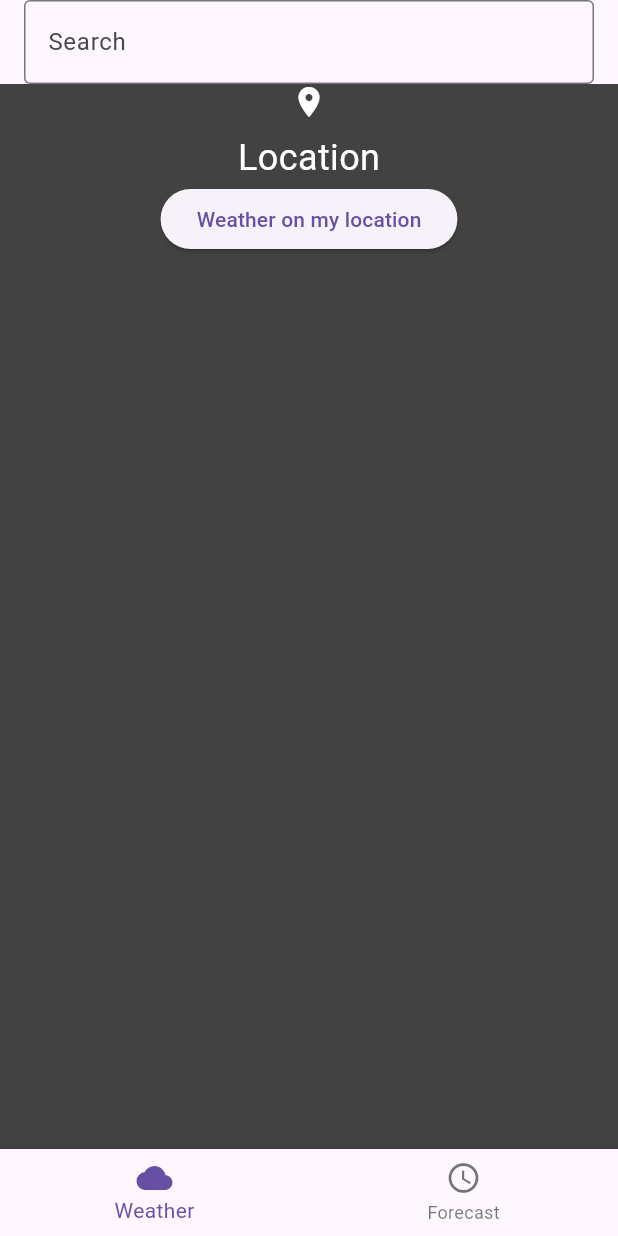
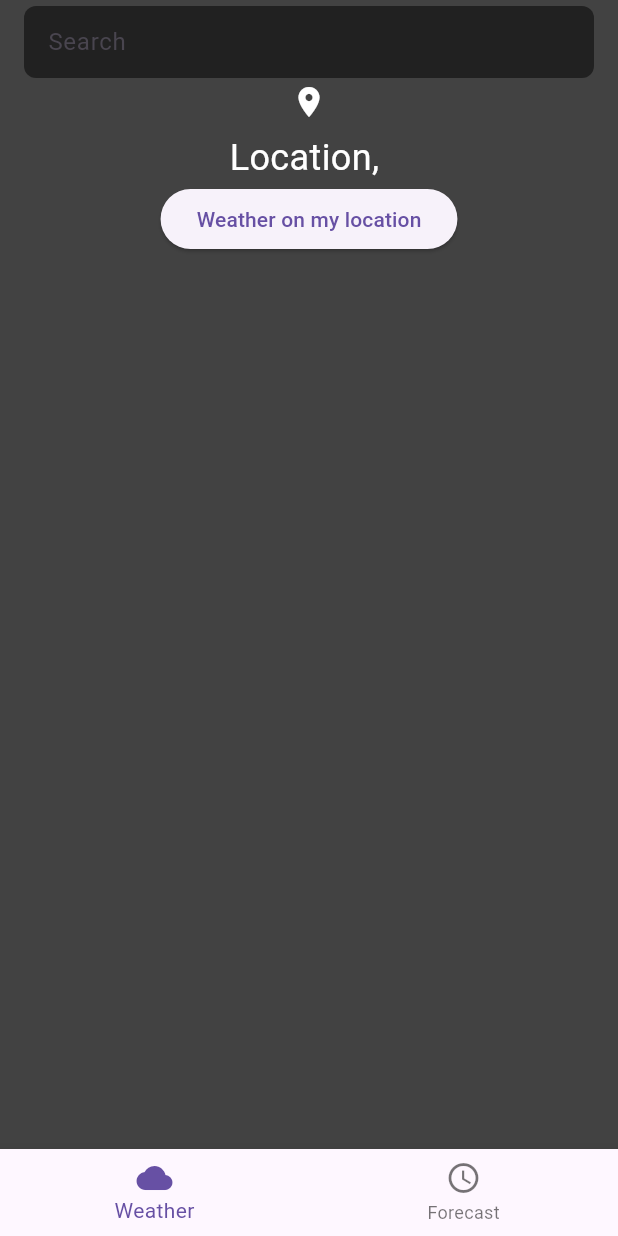
Before and after one commit to alifzidanr/simpleweather, a Flutter app: the screen it shows after launch, item 2 of the bottom bar chosen, on a phone screen of 412 x 824 dp. Run offline on Flutter 3.47's test engine with Material 3 defaults, Android fonts, the phone set to English and light mode, and no system bars; our stand-ins replace geocoding, geolocator, lottie; Roboto replaces fonts that are missing (Helvetica).

Commit message:
third commit

```diff
--- a/lib/forecast/forecast_page.dart
+++ b/lib/forecast/forecast_page.dart
@@ -11,6 +11,7 @@ class ForecastPage extends StatefulWidget {
   @override
   _ForecastPageState createState() => _ForecastPageState();
 }
+
 
 class _ForecastPageState extends State<ForecastPage> {
   final _weatherService = WeatherService('ae10c6c9a4c9bf10931995caa1616edd');
@@ -52,8 +53,18 @@ class _ForecastPageState extends State<ForecastPage> {
   Widget build(BuildContext context) {
     return Scaffold(
       appBar: AppBar(
-        title: Text('5-Day Forecast'),
+  backgroundColor: Colors.grey, // Set background color to grey
+  title: Text(
+    widget.weather?.cityName ?? "Location",
+    style: TextStyle(
+      fontFamily: 'Helvetica',
+      fontSize: 22,
+      fontWeight: FontWeight.bold,
+      color: Colors.white,
     ),
+  ),
+),
+
       body: _forecastByDate == null
           ? Center(child: CircularProgressIndicator())
           : ListView.builder(
@@ -122,12 +133,9 @@ Text(
                                   fontFamily: 'Helvetica', // Set font family to Helvetica
                                 ),
                               ),
-
                             ],
                           ),
                         );
-
-
                       },
                     ),
                     Divider(),
--- a/lib/models/weather_model.dart
+++ b/lib/models/weather_model.dart
@@ -1,5 +1,6 @@
 class Weather {
   final String cityName;
+  final String countryName; // Add country name property
   final double temperature;
   final String mainCondition;
   final DateTime date;
@@ -10,6 +11,7 @@ class Weather {
 
   Weather({
     required this.cityName,
+    required this.countryName, // Add country name parameter
     required this.temperature,
     required this.mainCondition,
     required this.date,
@@ -26,6 +28,7 @@ class Weather {
 
     return Weather(
       cityName: json['name'] ?? '',
+      countryName: json['sys']['country'] ?? '', // Parse country name from JSON
       temperature: mainJson?['temp']?.toDouble() ?? 0.0,
       mainCondition: weatherJson is List && weatherJson.isNotEmpty ? weatherJson[0]['main'] ?? '' : '',
       date: DateTime.parse(json['dt_txt'] ?? '1900-01-01 00:00:00'),
--- a/lib/pages/weather_page.dart
+++ b/lib/pages/weather_page.dart
@@ -172,7 +172,12 @@ _fetchWeatherByCity(String city) async {
       ),
       home: Scaffold(
         appBar: AppBar(
-  title: _currentIndex == 0 ? Autocomplete<String>( // Conditional rendering of Autocomplete widget
+  backgroundColor: Colors.grey[800], // Set background color for the app bar
+  title: _currentIndex == 0
+      ? Row(
+          children: [
+            Expanded(
+              child: Autocomplete<String>(
                 optionsBuilder: (TextEditingValue textEditingValue) {
                   final query = textEditingValue.text;
                   if (query.isEmpty) {
@@ -189,12 +194,18 @@ _fetchWeatherByCity(String city) async {
                     TextEditingController textEditingController,
                     FocusNode focusNode,
                     VoidCallback onFieldSubmitted) {
-      return TextField(
+                  return Container(
+                    padding: EdgeInsets.symmetric(horizontal: 16.0), // Add padding to the text field
+                    decoration: BoxDecoration(
+                      color: Colors.grey[900], // Set background color for the text field
+                      borderRadius: BorderRadius.circular(8.0), // Set border radius for the text field
+                    ),
+                    child: TextField(
                       controller: textEditingController,
                       focusNode: focusNode,
                       decoration: InputDecoration(
                         hintText: 'Search',
-          border: OutlineInputBorder(),
+                        border: InputBorder.none, // Remove border
                         suffixIcon: _isLoading
                             ? CircularProgressIndicator()
                             : null,
@@ -203,10 +214,28 @@ _fetchWeatherByCity(String city) async {
                       onSubmitted: (value) {
                         _fetchWeatherByCity(value);
                       },
+                      style: TextStyle(color: Colors.white), // Set text color for the text field
+                    ),
                   );
                 },
-  ) : null, // Set to null if _currentIndex is not 0
               ),
+            ),
+          ],
+        )
+      : Center(
+    child: Text(
+      'Forecasts',
+      style: TextStyle(
+        color: Colors.white, // Set text color to white
+        fontFamily: 'Helvetica', // Set font family to Helvetica
+        fontSize: 22, // Set font size to 22
+        fontWeight: FontWeight.bold, // Set font weight to bold
+      ),
+    ),
+  ), // Keep the title for _currentIndex == 0
+
+),
+
 
 
        body: _currentIndex == 0
@@ -243,7 +272,8 @@ _fetchWeatherByCity(String city) async {
           ),
           SizedBox(height: 8),
           Text(
-              _weather?.cityName ?? "Location",
+            "${_weather?.cityName ?? "Location"}, ${_weather?.countryName ?? ""}",
+            // Display city name and country name if available
           ),
           Visibility(
             visible: _weather != null,
@@ -271,4 +301,5 @@ _fetchWeatherByCity(String city) async {
     ),
   );
 }
+
   }
```
Lines whose indentation alone changed are shown as unchanged.
